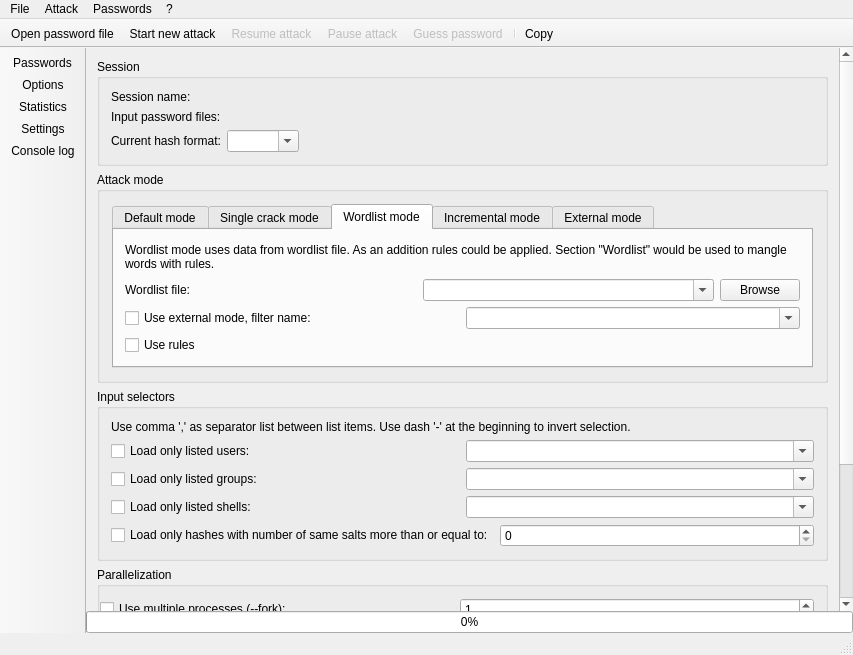
Qt form forms/mainwindow.ui (openwall/johnny) before a commit.
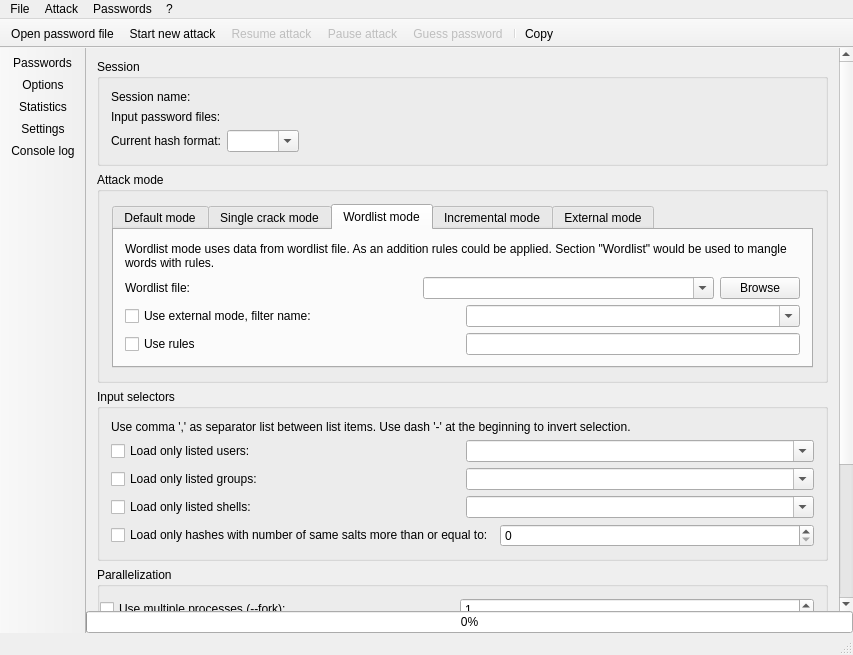
The same form after that commit. The open tabs and pages were chosen to show the change. Icons and pictures are not drawn. Custom widgets are drawn as their Qt base class.

```diff
--- a/forms/mainwindow.ui
+++ b/forms/mainwindow.ui
@@ -430,6 +430,16 @@
                          </property>
                         </widget>
                        </item>
+                       <item>
+                        <widget class="QLineEdit" name="lineEdit_WordlistRules">
+                         <property name="sizePolicy">
+                          <sizepolicy hsizetype="Preferred" vsizetype="Fixed">
+                           <horstretch>0</horstretch>
+                           <verstretch>0</verstretch>
+                          </sizepolicy>
+                         </property>
+                        </widget>
+                       </item>
                       </layout>
                      </item>
                     </layout>
```
Left out of the diff: 2 changed lines with no effect on the pictures.
